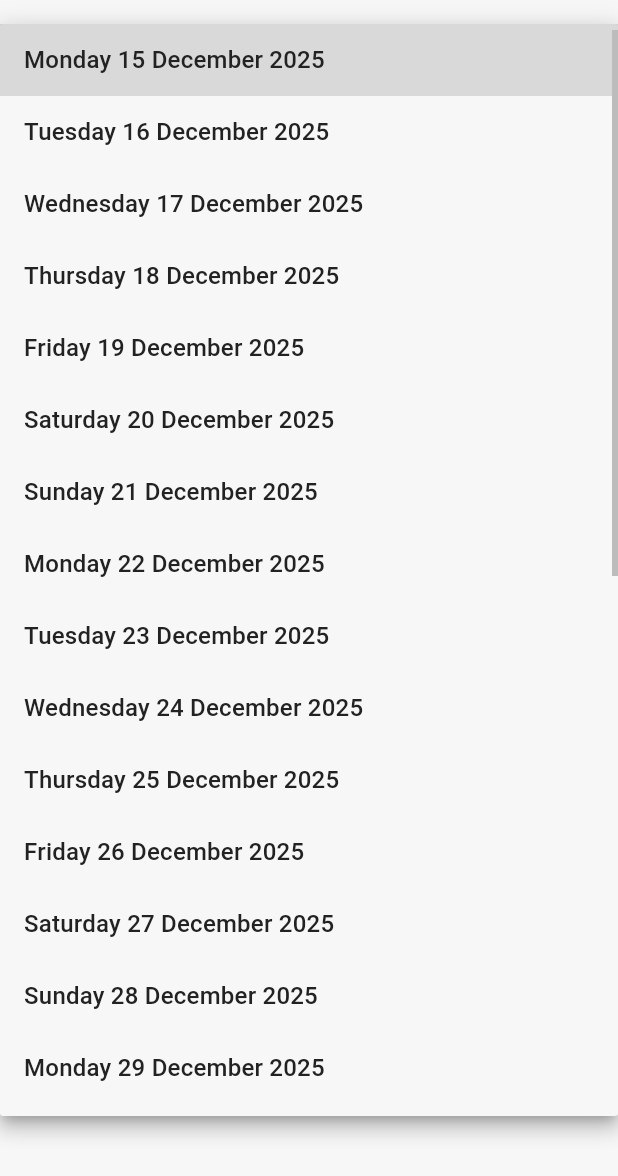
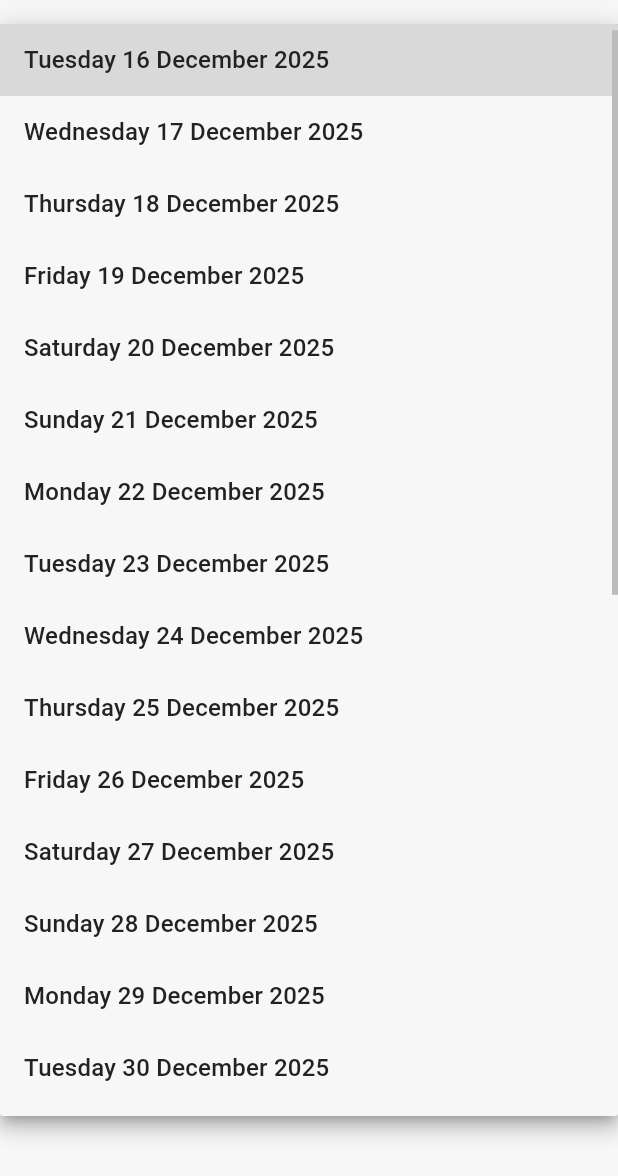
Before and after one commit to Liaron/SoundImplosion, a Flutter app: the BookNowPageMobile screen opened directly, after a tap on "Seleziona Giorno", on a phone screen of 412 x 824 dp. Shown: the top 1176 px of the screen. Run offline on Flutter 3.47's test engine with Material 3 defaults, Android fonts, the phone set to English and light mode, and no system bars; our stand-ins replace firebase_auth, firebase_core, firebase_database; accounts and stored records are empty.

Commit message:
Correzione date senza slot liberi

```diff
--- a/lib/app/features/book/book_now_page_mobile.dart
+++ b/lib/app/features/book/book_now_page_mobile.dart
@@ -20,9 +20,10 @@ class _BookNowPageMobileState extends State<BookNowPageMobile> {
   // Stato UI
   bool _isLoading = false;
   bool _isLoadingSlots = false;
+  bool _isLoadingDates = true; // Nuovo stato per il caricamento date
 
   // Dati
-  List<DateTime> _next30Days = [];
+  List<DateTime> _availableDates = []; // Sostituisce _next30Days
   List<Map<String, String>> _userGroups = [];
   List<String> _availableSlots = []; // Lista di orari "HH:mm" disponibili
 
@@ -40,13 +41,54 @@ class _BookNowPageMobileState extends State<BookNowPageMobile> {
   @override
   void initState() {
     super.initState();
-    _generateNext30Days();
+    _loadAvailableDates(); // Carica le date dal DB filtrando quelle disponibili
     _loadUserGroups();
   }
 
-  void _generateNext30Days() {
+  Future<void> _loadAvailableDates() async {
     final now = DateTime.now();
-    _next30Days = List.generate(30, (index) => now.add(Duration(days: index)));
+    // Generiamo i candidati (prossimi 30 giorni)
+    final candidateDates = List.generate(30, (index) => now.add(Duration(days: index)));
+
+    final List<DateTime> validDates = [];
+
+    // Controlliamo in parallelo la disponibilità per ogni data
+    // Nota: Questo assicura anche la generazione Lazy degli slot sul DB se mancano
+    final results = await Future.wait(candidateDates.map((date) async {
+      final dateStr = DateFormat('yyyy-MM-dd').format(date);
+
+      try {
+        // Recupera slot liberi dal DB
+        final freeSlots = await _databaseService.getFreeSlotsForDate(dateStr);
+
+        // Verifica se almeno uno slot rispetta la regola delle 24 ore
+        bool hasBookableSlot = false;
+        for (final slot in freeSlots) {
+          if (_isSlotAtLeast24HoursAway(slot, date)) {
+            hasBookableSlot = true;
+            break;
+          }
+        }
+
+        return hasBookableSlot ? date : null;
+      } catch (e) {
+        debugPrint("Errore controllo data $dateStr: $e");
+        return null;
+      }
+    }));
+
+    if (mounted) {
+      setState(() {
+        _availableDates = results.whereType<DateTime>().toList();
+        _isLoadingDates = false;
+
+        // Se la data precedentemente selezionata non è più valida, resetta
+        if (_selectedDate != null && !_availableDates.contains(_selectedDate)) {
+          _selectedDate = null;
+          _availableSlots.clear();
+        }
+      });
+    }
   }
 
   Future<void> _loadUserGroups() async {
@@ -72,11 +114,10 @@ class _BookNowPageMobileState extends State<BookNowPageMobile> {
     try {
       final dateStr = DateFormat('yyyy-MM-dd').format(_selectedDate!);
 
-      // NUOVA LOGICA: Chiediamo al DB quali slot sono liberi per questa data.
-      // Se non esistono, il DB li genererà al volo.
+      // Recupera slot liberi dal DB
       final freeSlotsFromDb = await _databaseService.getFreeSlotsForDate(dateStr);
 
-      // Filtro aggiuntivo: rimuoviamo slot passati (se oggi) o troppo vicini (regola 24h opzionale)
+      // Filtro aggiuntivo: rimuoviamo slot passati o troppo vicini (regola 24h)
       final validSlots = <String>[];
       for (final slot in freeSlotsFromDb) {
         if (_isSlotAtLeast24HoursAway(slot, _selectedDate!)) {
@@ -117,7 +158,7 @@ class _BookNowPageMobileState extends State<BookNowPageMobile> {
       int.parse(parts[0]),
       int.parse(parts[1]),
     );
-    // Controllo 24 ore (o logica personalizzata)
+    // Controllo 24 ore
     final minAllowedStart = DateTime.now().add(const Duration(hours: 24));
     return slotDateTime.isAfter(minAllowedStart);
   }
@@ -280,15 +321,31 @@ class _BookNowPageMobileState extends State<BookNowPageMobile> {
           child: Column(
             crossAxisAlignment: CrossAxisAlignment.stretch,
             children: <Widget>[
-              // 1. Selezione Giorno (Menu a tendina 30gg)
-              DropdownButtonFormField<DateTime>(
+              // 1. Selezione Giorno (Caricamento o Menu a tendina)
+              _isLoadingDates
+                  ? const SizedBox(
+                      height: 60,
+                      child: Center(
+                        child: Row(
+                          mainAxisAlignment: MainAxisAlignment.center,
+                          children: [
+                            CircularProgressIndicator(),
+                            SizedBox(width: 16),
+                            Text("Verifica disponibilità date..."),
+                          ],
+                        ),
+                      ),
+                    )
+                  : DropdownButtonFormField<DateTime>(
                       decoration: const InputDecoration(
                         labelText: 'Seleziona Giorno',
                         border: OutlineInputBorder(),
                         prefixIcon: Icon(Icons.calendar_today),
                       ),
                       value: _selectedDate,
-                items: _next30Days.map((date) {
+                      items: _availableDates.isEmpty
+                        ? []
+                        : _availableDates.map((date) {
                           return DropdownMenuItem(
                             value: date,
                             child: Text(DateFormat('EEEE d MMMM yyyy').format(date)),
@@ -302,6 +359,9 @@ class _BookNowPageMobileState extends State<BookNowPageMobile> {
                           _loadAvailableSlots();
                         }
                       },
+                      hint: _availableDates.isEmpty
+                          ? const Text("Nessuna data disponibile")
+                          : null,
                     ),
               const SizedBox(height: 24),
 
--- a/lib/app/features/book/my_bookings_page_mobile.dart
+++ b/lib/app/features/book/my_bookings_page_mobile.dart
@@ -1,5 +1,6 @@
 import 'package:firebase_database/firebase_database.dart';
 import 'package:flutter/material.dart';
+import 'package:soundimplosion/models/models.dart';
 import 'package:soundimplosion/services/database_service.dart';
 
 class MyBookingsPageMobile extends StatefulWidget {
@@ -102,12 +103,12 @@ class _MyBookingsPageMobileState extends State<MyBookingsPageMobile> {
               final date = booking['data'] ?? 'N/A';
               final startTime = booking['ora_inizio'] ?? 'N/A';
               final endTime = booking['ora_fine'] ?? 'N/A';
-              final status = booking['stato'] ?? 'Sconosciuto';
+              final status = (booking['stato'] == 'inElaborazione') ? 'In elaborazione' : booking['stato'];
               final people = booking['numero_utenti'] ?? 0;
               final groupId = booking['group_id'];
               final groupText = (groupId != null && groupId.toString().isNotEmpty)
                   ? 'Gruppo: $groupId'
-                  : 'Personale';
+                  : 'Nessun gruppo';
 
               return Card(
                 margin: const EdgeInsets.symmetric(horizontal: 16, vertical: 8),
```
Lines whose indentation alone changed are shown as unchanged.
